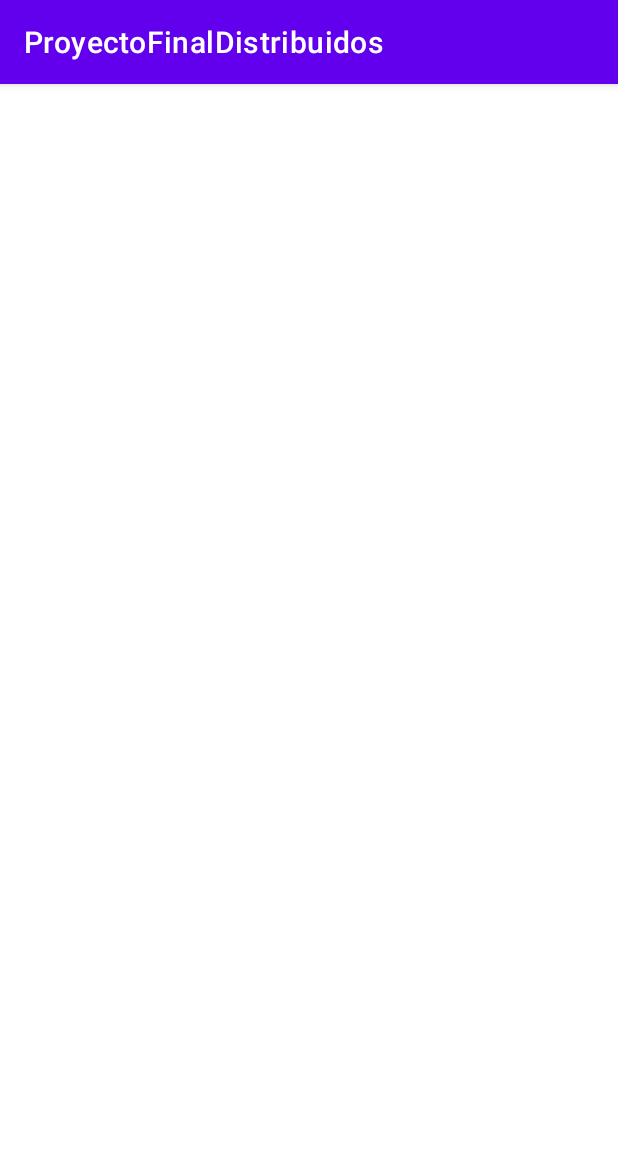
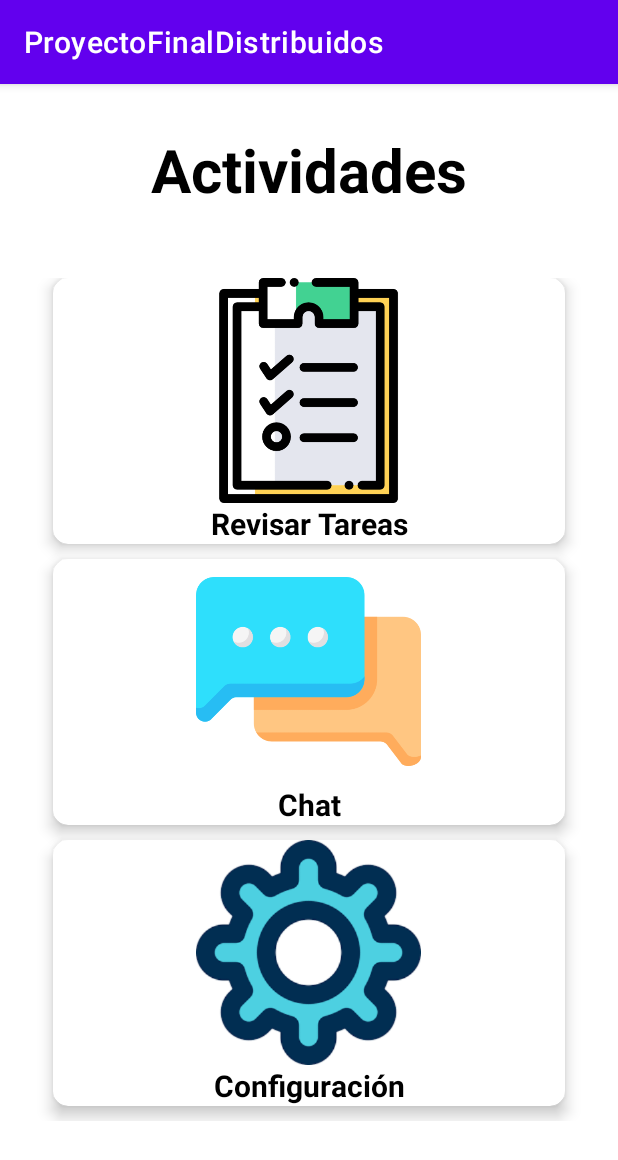
Before and after one commit to JesusGlezAcosta/ProyectoDistribuidos, an Android app: the screen it shows after launch (MainActivity), on a phone screen of 412 x 824 dp. Shown: the top 1160 px of the screen. Run offline under Robolectric (Android 15) with nearby library versions, the light colour scheme and no system bars.

Commit message:
Pantallas Agregadas

```diff
--- a/ProyectoFinalDistribuidos/app/src/main/AndroidManifest.xml
+++ b/ProyectoFinalDistribuidos/app/src/main/AndroidManifest.xml
@@ -9,6 +9,12 @@
         android:roundIcon="@mipmap/ic_launcher_round"
         android:supportsRtl="true"
         android:theme="@style/Theme.ProyectoFinalDistribuidos">
+        <activity
+            android:name=".Chat"
+            android:exported="false" />
+        <activity
+            android:name=".MenuChat"
+            android:exported="false" />
         <activity
             android:name=".LogIn"
             android:exported="false" />
--- a/ProyectoFinalDistribuidos/app/src/main/res/layout/activity_main.xml
+++ b/ProyectoFinalDistribuidos/app/src/main/res/layout/activity_main.xml
@@ -1,5 +1,5 @@
 <?xml version="1.0" encoding="utf-8"?>
-<androidx.constraintlayout.widget.ConstraintLayout xmlns:android="http://schemas.android.com/apk/res/android"
+<RelativeLayout xmlns:android="http://schemas.android.com/apk/res/android"
     xmlns:app="http://schemas.android.com/apk/res-auto"
     xmlns:tools="http://schemas.android.com/tools"
     android:layout_width="match_parent"
@@ -8,6 +8,157 @@
     android:background="@color/white"
     tools:context=".MainActivity">
 
+    <TextView
+        android:id="@+id/tv_actividades"
+        android:layout_width="match_parent"
+        android:layout_height="wrap_content"
+        android:gravity="center"
+        android:text="Actividades"
+        android:textAlignment="center"
+        android:textColor="@color/black"
+        android:textSize="40sp"
+        android:textStyle="bold"
+        android:layout_marginTop="30dp"
+        />
+
+    <GridLayout
+        android:layout_marginTop="40dp"
+        android:id="@+id/grid"
+        android:layout_width="match_parent"
+        android:layout_height="wrap_content"
+        android:padding="5dp"
+        android:layout_below="@id/tv_actividades"
+        android:columnCount="1"
+        android:rowCount="3">
+
+        <androidx.cardview.widget.CardView
+            android:id="@+id/card_tareas"
+            android:layout_width="wrap_content"
+            android:layout_height="wrap_content"
+            android:layout_marginStart="30dp"
+            android:layout_marginEnd="30dp"
+            android:layout_marginBottom="10dp"
+            app:cardCornerRadius="10dp"
+            app:cardElevation="6dp"
+            android:layout_columnWeight="1"
+            android:layout_rowWeight="1"
+            android:foreground="?selectableItemBackground">
+
+            <LinearLayout
+                android:layout_width="match_parent"
+                android:layout_height="wrap_content"
+                android:layout_gravity="center"
+                android:orientation="vertical">
+
+                <ImageView
+                    android:layout_width="150dp"
+                    android:layout_height="150dp"
+                    android:layout_gravity="center_horizontal"
+                    android:src="@drawable/tareas"/>
+
+                <TextView
+                    android:layout_width="match_parent"
+                    android:layout_height="match_parent"
+                    android:text="Revisar Tareas"
+                    android:layout_gravity="center_horizontal"
+                    android:textAlignment="center"
+                    android:textColor="@color/black"
+                    android:textSize="20sp"
+                    android:textStyle="bold" />
+
+            </LinearLayout>
+
+        </androidx.cardview.widget.CardView>
+
+        <androidx.cardview.widget.CardView
+            android:id="@+id/card_chat"
+            android:layout_width="wrap_content"
+            android:layout_height="wrap_content"
+            android:layout_marginStart="30dp"
+            android:layout_marginEnd="30dp"
+            android:layout_marginBottom="10dp"
+            app:cardCornerRadius="10dp"
+            app:cardElevation="6dp"
+            android:layout_columnWeight="1"
+            android:layout_rowWeight="2"
+            android:foreground="?selectableItemBackground">
+
+            <LinearLayout
+                android:layout_width="match_parent"
+                android:layout_height="wrap_content"
+                android:layout_gravity="center"
+                android:orientation="vertical">
+
+                <ImageView
+                    android:layout_width="150dp"
+                    android:layout_height="150dp"
+                    android:layout_gravity="center_horizontal"
+                    android:src="@drawable/chat"/>
+
+                <TextView
+                    android:layout_width="match_parent"
+                    android:layout_height="match_parent"
+                    android:text="Chat"
+                    android:layout_gravity="center_horizontal"
+                    android:textAlignment="center"
+                    android:textColor="@color/black"
+                    android:textSize="20sp"
+                    android:textStyle="bold" />
+
+            </LinearLayout>
+
+        </androidx.cardview.widget.CardView>
+
+        <androidx.cardview.widget.CardView
+            android:id="@+id/card_config"
+            android:layout_width="wrap_content"
+            android:layout_height="wrap_content"
+            android:layout_marginStart="30dp"
+            android:layout_marginEnd="30dp"
+            android:layout_marginBottom="10dp"
+            app:cardCornerRadius="10dp"
+            app:cardElevation="6dp"
+            android:layout_columnWeight="1"
+            android:layout_rowWeight="3"
+            android:foreground="?selectableItemBackground">
+
+            <LinearLayout
+                android:layout_width="match_parent"
+                android:layout_height="wrap_content"
+                android:layout_gravity="center"
+                android:orientation="vertical">
+
+                <ImageView
+                    android:layout_width="150dp"
+                    android:layout_height="150dp"
+                    android:layout_gravity="center_horizontal"
+                    android:src="@drawable/configuracion"/>
+
+                <TextView
+                    android:layout_width="match_parent"
+                    android:layout_height="match_parent"
+                    android:text="Configuración"
+                    android:layout_gravity="center_horizontal"
+                    android:textAlignment="center"
+                    android:textColor="@color/black"
+                    android:textSize="20sp"
+                    android:textStyle="bold" />
+
+            </LinearLayout>
+
+        </androidx.cardview.widget.CardView>
+
+    </GridLayout>
 
 
-</androidx.constraintlayout.widget.ConstraintLayout>
+
+
+
+
+
+
+
+
+
+
+</RelativeLayout>
```
Also changed, not shown: ProyectoFinalDistribuidos/app/src/main/java/sistemas/distribuidos/proyectofinaldistribuidos/Chat.kt (added, +11 -0 lines), ProyectoFinalDistribuidos/app/src/main/java/sistemas/distribuidos/proyectofinaldistribuidos/MenuChat.kt (added, +11 -0 lines), ProyectoFinalDistribuidos/app/src/main/res/layout/activity_chat.xml (added, +9 -0 lines), ProyectoFinalDistribuidos/app/src/main/res/layout/activity_log_in.xml (+7 -0 lines), ProyectoFinalDistribuidos/app/src/main/res/layout/activity_menu_chat.xml (added, +356 -0 lines), ProyectoFinalDistribuidos/app/src/main/res/drawable-v24/artes.png (added), ProyectoFinalDistribuidos/app/src/main/res/drawable-v24/chat.png (added), ProyectoFinalDistribuidos/app/src/main/res/drawable-v24/ciencias.png (added), ProyectoFinalDistribuidos/app/src/main/res/drawable-v24/configuracion.png (added), ProyectoFinalDistribuidos/app/src/main/res/drawable-v24/geografia.png (added), ProyectoFinalDistribuidos/app/src/main/res/drawable-v24/historia.png (added), ProyectoFinalDistribuidos/app/src/main/res/drawable-v24/ingles.png (added), ProyectoFinalDistribuidos/app/src/main/res/drawable-v24/literatura.png (added), ProyectoFinalDistribuidos/app/src/main/res/drawable-v24/matematicas.png (added), 2 more files.
